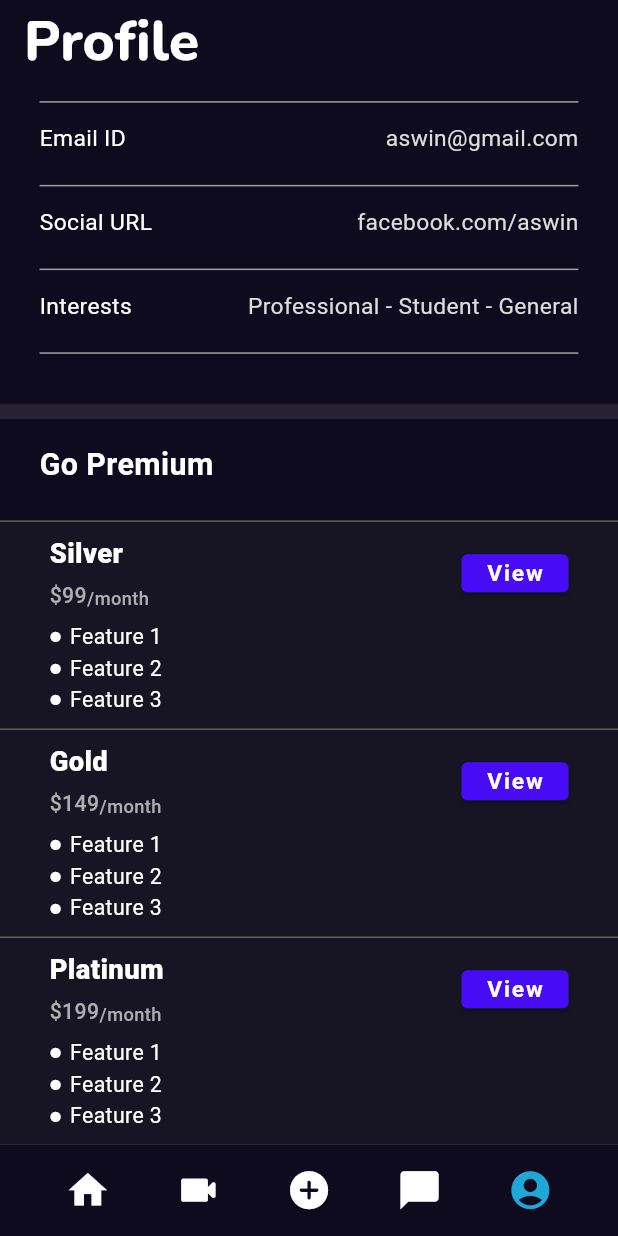
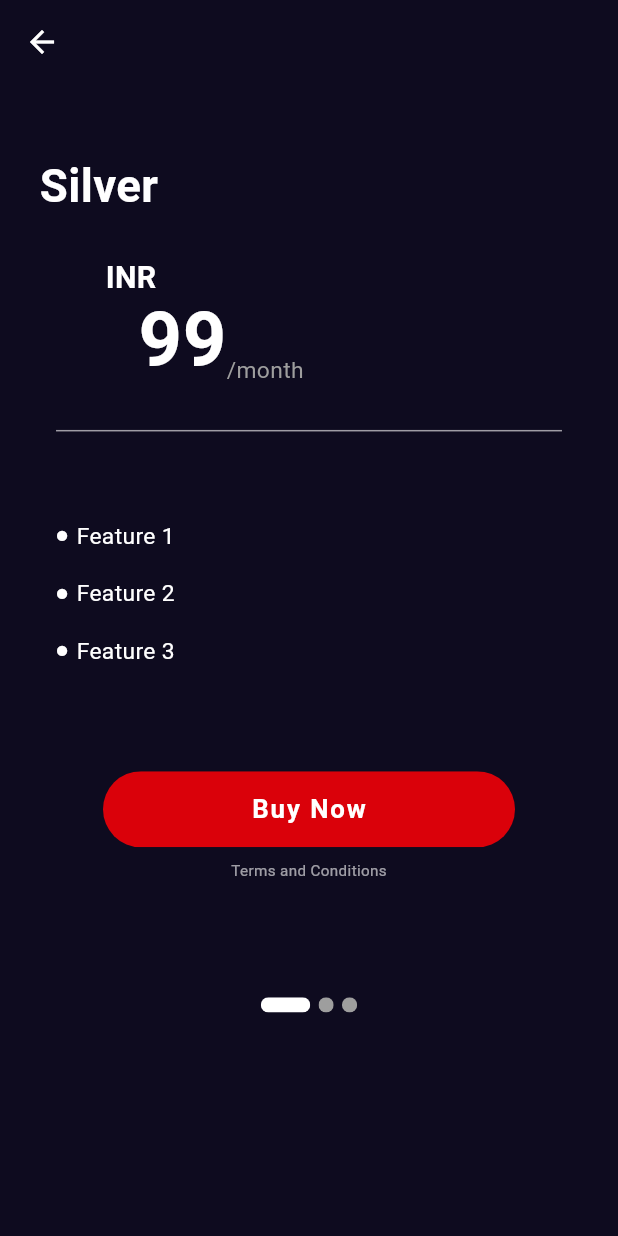
Before and after one commit to cehpoint-official/netteam-app, a Flutter app: the Profile screen opened by its route, scrolled down 420 dp, after a tap on "View", on a phone screen of 412 x 824 dp. Run offline on Flutter 3.47's test engine with Material 2 defaults, Android fonts, the light colour scheme and no system bars; our stand-ins replace email_validator, flutter_screenutil, flutter_svg, google_fonts, image_picker; missing offline and left inert: flutter_pin_code_fields.

Commit message:
Pricing Plans Screen

```diff
--- a/lib/main.dart
+++ b/lib/main.dart
@@ -6,6 +6,7 @@ import 'package:netteam/screens/ForgotPassword.dart';
 import 'package:netteam/screens/Home.dart';
 import 'package:netteam/screens/Interests.dart';
 import 'package:netteam/screens/Live.dart';
+import 'package:netteam/screens/PricingPlans.dart';
 import 'package:netteam/screens/Profile.dart';
 import 'package:netteam/screens/ResetPassword.dart';
 import 'package:netteam/screens/Verify.dart';
@@ -56,7 +57,8 @@ class MyApp extends StatelessWidget {
             "/video15": (context) => const Video15(),
             "/video30": (context) => const Video30(),
             "/chatlist": (context) => const ChatList(),
-            "/profile" : (context) => const Profile()
+            "/profile" : (context) => const Profile(),
+            "/pricingplans": (context) =>  PricingPlans()
           },
         );
       },
--- /dev/null
+++ b/lib/screens/PricingPlans.dart
@@ -0,0 +1,288 @@
+import 'package:flutter/material.dart';
+import 'package:flutter/src/widgets/framework.dart';
+import 'package:flutter/src/widgets/placeholder.dart';
+import 'package:flutter_screenutil/flutter_screenutil.dart';
+import 'package:google_fonts/google_fonts.dart';
+
+class PricingPlans extends StatefulWidget {
+  PricingPlans({super.key});
+
+  @override
+  State<PricingPlans> createState() => _PricingPlansState();
+}
+
+class _PricingPlansState extends State<PricingPlans> {
+  late int itemIndex;
+  late PageController _controller = PageController(initialPage: itemIndex);
+
+  //Integrating payment gateways need to be made the onBuy function defined in the below pricing plans
+  final List<PricingDetails> _details = [
+    PricingDetails(
+        name: "Silver",
+        price: 99,
+        features: <String>["Feature 1", "Feature 2", "Feature 3"],
+        onBuy: () {
+          print("Buying Silver Plan");
+        }),
+    PricingDetails(
+        name: "Gold",
+        price: 149,
+        features: <String>["Feature 1", "Feature 2", "Feature 3"],
+        onBuy: () {
+          print("Buying Gold Plan");
+        }),
+    PricingDetails(
+        name: "Platinum",
+        price: 199,
+        features: <String>["Feature 1", "Feature 2", "Feature 3"],
+        onBuy: () {
+          print("Buying Platinum Plan");
+        }),
+  ];
+
+  @override
+  void didChangeDependencies() {
+    super.didChangeDependencies();
+    itemIndex = ModalRoute.of(context)?.settings.arguments as int;
+    //_controller.initialPage = itemIndex ;
+  }
+
+  @override
+  Widget build(BuildContext context) {
+    return Scaffold(
+      appBar: AppBar(
+        backgroundColor: const Color(0xFF0E0B1F),
+        elevation: 0.0,
+      ),
+      backgroundColor: const Color(0xFF0E0B1F),
+      body: SafeArea(
+          child: Container(
+        height: double.infinity,
+        width: double.maxFinite,
+        padding: EdgeInsets.symmetric(
+          horizontal: 24.w,
+        ),
+        child: SingleChildScrollView(
+          scrollDirection: Axis.vertical,
+          child: Column(
+            crossAxisAlignment: CrossAxisAlignment.start,
+            children: [
+              SizedBox(
+                height: 50.h,
+              ),
+              SizedBox(
+                height: 500.h,
+                width: 370.w,
+                child: PageView.builder(
+                    controller: _controller,
+                    pageSnapping: true,
+                    scrollDirection: Axis.horizontal,
+                    itemCount: _details.length,
+                    onPageChanged: (i) {
+                      setState(() {
+                        itemIndex = i;
+                      });
+                    },
+                    itemBuilder: (BuildContext context, int index) {
+                      PricingDetails plan = _details[index];
+                      return Column(
+                        crossAxisAlignment: CrossAxisAlignment.start,
+                        mainAxisSize: MainAxisSize.min,
+                        children: [
+                          Text(
+                            plan.name,
+                            style: GoogleFonts.roboto(
+                                fontSize: 30.sp,
+                                fontWeight: FontWeight.bold,
+                                color: Colors.white),
+                          ),
+                          SizedBox(
+                            height: 30.h,
+                          ),
+                          Container(
+                            decoration: const BoxDecoration(
+                                border: Border(
+                                    bottom: BorderSide(color: Colors.white60))),
+                            margin: EdgeInsets.symmetric(horizontal: 10.w),
+                            child: Column(
+                              crossAxisAlignment: CrossAxisAlignment.start,
+                              children: [
+                                Padding(
+                                  padding: EdgeInsets.only(left: 30.w),
+                                  child: Text("INR",
+                                      style: GoogleFonts.roboto(
+                              fontSize: 20.sp,
+                                          fontWeight: FontWeight.bold,
+                                          color: Colors.white)),
+                                ),
+                                Padding(
+                                  padding: EdgeInsets.only(left: 50.w),
+                                  child: Row(
+                                    crossAxisAlignment: CrossAxisAlignment.end,
+                                    children: [
+                                      Text(
+                                        plan.price.toString(),
+                                        style: GoogleFonts.roboto(
+                                            fontSize: 50.sp,
+                                            color: Colors.white,
+                                            fontWeight: FontWeight.bold),
+                                      ),
+                                      Text(
+                                        "/month",
+                                        style: GoogleFonts.roboto(
+                                            fontSize: 15.sp,
+                                            fontWeight: FontWeight.normal,
+                                            color: Colors.grey),
+                                      ),
+                                    ],
+                                  ),
+                                ),
+                                SizedBox(
+                                  height: 30.h,
+                                )
+                              ],
+                            ),
+                          ),
+                          SizedBox(
+                            height: 60.h,
+                          ),
+                          Container(
+                              padding: EdgeInsets.symmetric(horizontal: 10.w),
+                              child: ListView.builder(
+                                  shrinkWrap: true,
+                                  itemCount: plan.features.length,
+                                  itemBuilder: (BuildContext context, int j) {
+                                    String feature = plan.features[j];
+                                    return Column(
+                                      children: [
+                                        Row(
+                                          children: [
+                                            Icon(
+                                              Icons.circle,
+                                              size: 8.h,
+                                              color: Colors.white,
+                                            ),
+                                            SizedBox(
+                                              width: 5.w,
+                                            ),
+                                            Text(
+                                              feature,
+                                              style: GoogleFonts.roboto(
+                                                  fontWeight: FontWeight.normal,
+                                                  fontSize: 15.sp,
+                                                  color: Colors.white),
+                                            )
+                                          ],
+                                        ),
+                                        SizedBox(
+                                          height: 20.h,
+                                        )
+                                      ],
+                                    );
+                                  })),
+                          SizedBox(
+                            height: 50.h,
+                          ),
+                          Center(
+                            child: Column(
+                              mainAxisSize: MainAxisSize.min,
+                              children: [
+                                Container(
+                                  height: 50.h,
+                                  width: 250.w,
+                                  child: ClipRRect(
+                                    borderRadius:
+                                        BorderRadius.all(Radius.circular(25.r)),
+                                    child: ElevatedButton(
+                                        style: ButtonStyle(
+                                          backgroundColor:
+                                              MaterialStateProperty.all(
+                                                  const Color(0xFFDA010A)),
+                                        ),
+                                        onPressed: () {
+                                          _details[index].onBuy();
+                                        },
+                                        child: Text(
+                                          "Buy Now",
+                                          style: GoogleFonts.roboto(
+                                              color: Colors.white,
+                                              fontSize: 17.sp,
+                                              fontWeight: FontWeight.bold),
+                                        )),
+                                  ),
+                                ),
+                                SizedBox(
+                                  height: 10.h,
+                                ),
+                                Text(
+                                  "Terms and Conditions",
+                                  style: GoogleFonts.roboto(
+                                    fontSize: 10.sp,
+                                    color: Colors.white60,
+                                  ),
+                                )
+                              ],
+                            ),
+                          )
+                        ],
+                      );
+                    }),
+              ),
+              SizedBox(
+                height: 50.h,
+              ),
+              Center(
+                  child: Row(
+                mainAxisSize: MainAxisSize.min,
+                children: [
+                  ClipRRect(
+                    borderRadius: BorderRadius.all(Radius.circular(25.r)),
+                    child: Container(
+                      height: 10.h,
+                      width: (itemIndex == 0) ? 30.w : 10.h,
+                      color: (itemIndex == 0) ? Colors.white : Colors.grey,
+                    ),
+                  ),
+                  SizedBox(
+                    width: 5.w,
+                  ),
+                  ClipRRect(
+                    borderRadius: BorderRadius.all(Radius.circular(25.r)),
+                    child: Container(
+                      height: 10.h,
+                      width: (itemIndex == 1) ? 30.w : 10.h,
+                      color: (itemIndex == 1) ? Colors.white : Colors.grey,
+                    ),
+                  ),
+                  SizedBox(
+                    width: 5.w,
+                  ),
+                  ClipRRect(
+                    borderRadius: BorderRadius.all(Radius.circular(25.r)),
+                    child: Container(
+                      height: 10.h,
+                      width: (itemIndex == 2) ? 30.w : 10.h,
+                      color: (itemIndex == 2) ? Colors.white : Colors.grey,
+                    ),
+                  ),
+                ],
+              ))
+            ],
+          ),
+        ),
+      )),
+    );
+  }
+}
+
+class PricingDetails {
+  String name;
+  int price;
+  List<String> features;
+  Function onBuy;
+  PricingDetails(
+      {required this.name,
+      required this.price,
+      required this.features,
+      required this.onBuy});
+}
--- a/lib/screens/Profile.dart
+++ b/lib/screens/Profile.dart
@@ -623,13 +623,17 @@ class _BodyState extends State<Body> {
                             ),
                             SizedBox(
                               height: 25.h,
-                              width: 65.w,
+                              width: 70.w,
                               child: ElevatedButton(
                                   style: ButtonStyle(
                                       backgroundColor:
                                           MaterialStateProperty.all(
                                               const Color(0xFF480BF5))),
-                                  onPressed: () {},
+                                  onPressed: () {
+                                    Navigator.pushNamed(
+                                        context, "/pricingplans",
+                                        arguments: 0);
+                                  },
                                   child: Text(
                                     "View",
                                     style: GoogleFonts.roboto(
@@ -759,13 +763,17 @@ class _BodyState extends State<Body> {
                             ),
                             SizedBox(
                               height: 25.h,
-                              width: 65.w,
+                              width: 70.w,
                               child: ElevatedButton(
                                   style: ButtonStyle(
                                       backgroundColor:
                                           MaterialStateProperty.all(
                                               const Color(0xFF480BF5))),
-                                  onPressed: () {},
+                                  onPressed: () {
+                                    Navigator.pushNamed(
+                                        context, "/pricingplans",
+                                        arguments: 1);
+                                  },
                                   child: Text(
                                     "View",
                                     style: GoogleFonts.roboto(
@@ -896,13 +904,17 @@ class _BodyState extends State<Body> {
                             ),
                             SizedBox(
                               height: 25.h,
-                              width: 65.w,
+                              width: 70.w,
                               child: ElevatedButton(
                                   style: ButtonStyle(
                                       backgroundColor:
                                           MaterialStateProperty.all(
                                               const Color(0xFF480BF5))),
-                                  onPressed: () {},
+                                  onPressed: () {
+                                    Navigator.pushNamed(
+                                        context, "/pricingplans",
+                                        arguments: 2);
+                                  },
                                   child: Text(
                                     "View",
                                     style: GoogleFonts.roboto(
```
